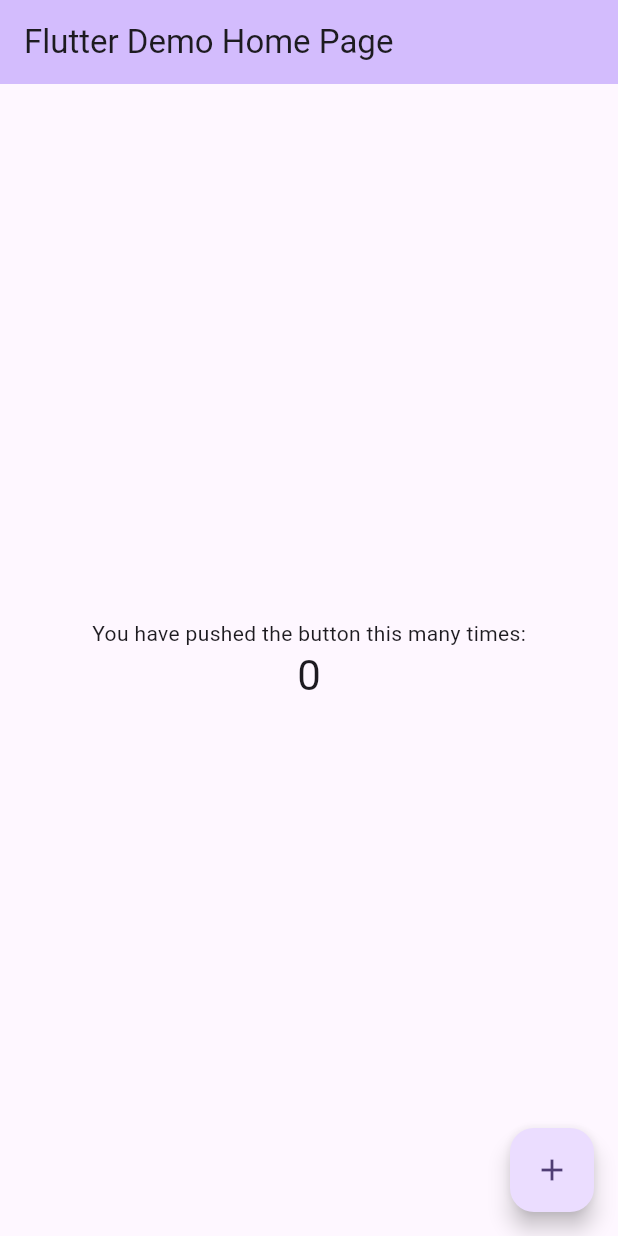
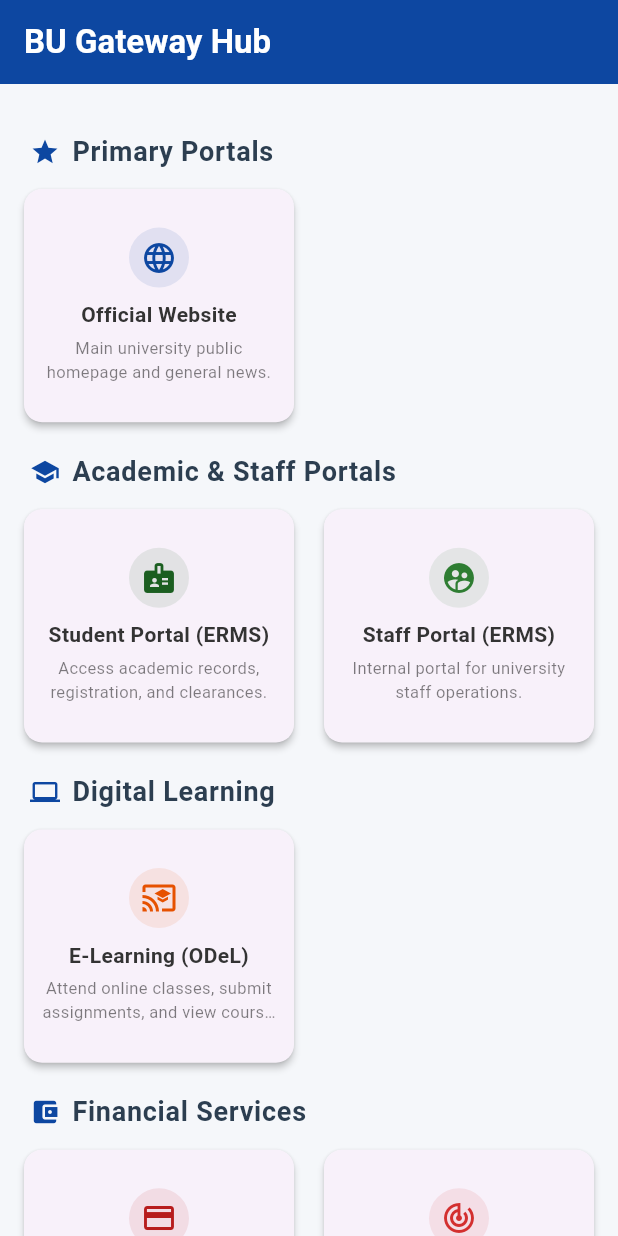
Before and after one commit to C-H-I-R-W-A/BU-Gateway, a Flutter app: the screen it shows after launch, on a phone screen of 412 x 824 dp. Run offline on Flutter 3.47's test engine with Material 3 defaults, Android fonts, the phone set to English and light mode, and no system bars.

Commit message:
feat: implement quick links data structure and dashboard UI framework

```diff
--- /dev/null
+++ b/lib/constants/links.dart
@@ -0,0 +1,139 @@
+import 'package:flutter/material.dart';
+
+class UniversityLink {
+  final String title;
+  final String url;
+  final IconData icon;
+  final String description;
+  final Color themeColor;
+
+  const UniversityLink({
+    required this.title,
+    required this.url,
+    required this.icon,
+    required this.description,
+    this.themeColor = const Color(0xFF0D47A1),
+  });
+}
+
+class LinkCategory {
+  final String name;
+  final IconData headerIcon;
+  final List<UniversityLink> links;
+
+  const LinkCategory({
+    required this.name,
+    required this.headerIcon,
+    required this.links,
+  });
+}
+
+// Grouped mapping of all 10 official Bugema University links
+const List<LinkCategory> universityLinkCategories = [
+  LinkCategory(
+    name: 'Primary Portals',
+    headerIcon: Icons.star,
+    links: [
+      UniversityLink(
+        title: 'Official Website',
+        url: 'https://bugemauniv.ac.ug/',
+        icon: Icons.language,
+        description: 'Main university public homepage and general news.',
+        themeColor: Color(0xFF0D47A1),
+      ),
+    ],
+  ),
+  LinkCategory(
+    name: 'Academic & Staff Portals',
+    headerIcon: Icons.school,
+    links: [
+      UniversityLink(
+        title: 'Student Portal (ERMS)',
+        url: 'https://erms.bugemauniv.ac.ug/student/login/',
+        icon: Icons.badge,
+        description: 'Access academic records, registration, and clearances.',
+        themeColor: Color(0xFF1B5E20),
+      ),
+      UniversityLink(
+        title: 'Staff Portal (ERMS)',
+        url: 'https://erms.bugemauniv.ac.ug/staff/login/',
+        icon: Icons.supervised_user_circle,
+        description: 'Internal portal for university staff operations.',
+        themeColor: Color(0xFF2E7D32),
+      ),
+    ],
+  ),
+  LinkCategory(
+    name: 'Digital Learning',
+    headerIcon: Icons.computer,
+    links: [
+      UniversityLink(
+        title: 'E-Learning (ODeL)',
+        url: 'https://elearning.bugemauniv.ac.ug/',
+        icon: Icons.cast_for_education,
+        description: 'Attend online classes, submit assignments, and view course notes.',
+        themeColor: Color(0xFFE65100),
+      ),
+    ],
+  ),
+  LinkCategory(
+    name: 'Financial Services',
+    headerIcon: Icons.account_balance_wallet,
+    links: [
+      UniversityLink(
+        title: 'Online Payments',
+        url: 'https://payments.bugemauniv.ac.ug/payments/',
+        icon: Icons.payment,
+        description: 'Pay tuition, functional fees, and other charges securely.',
+        themeColor: Color(0xFFB71C1C),
+      ),
+      UniversityLink(
+        title: 'Payment Status Tracker',
+        url: 'https://payments.bugemauniv.ac.ug/payments/status/',
+        icon: Icons.track_changes,
+        description: 'Verify your clearance status and check transaction histories.',
+        themeColor: Color(0xFFD32F2F),
+      ),
+    ],
+  ),
+  LinkCategory(
+    name: 'University Libraries',
+    headerIcon: Icons.local_library,
+    links: [
+      UniversityLink(
+        title: 'Main E-Library Portal',
+        url: 'http://lib.bugemauniv.ac.ug',
+        icon: Icons.menu_book,
+        description: 'Access digital libraries, global repositories, and digital resources.',
+        themeColor: Color(0xFF4A148C),
+      ),
+      UniversityLink(
+        title: 'Library Catalog (Koha OPAC)',
+        url: 'https://koha.bugemauniv.ac.ug',
+        icon: Icons.find_in_page,
+        description: 'Search physical book availability and inventory locations.',
+        themeColor: Color(0xFF6A1B9A),
+      ),
+    ],
+  ),
+  LinkCategory(
+    name: 'Research & Publications',
+    headerIcon: Icons.science,
+    links: [
+      UniversityLink(
+        title: 'Institutional Repository (BUIR)',
+        url: 'https://buir.bugemauniv.ac.ug/xmlui/',
+        icon: Icons.inventory_2,
+        description: 'Access historical university thesis papers and projects.',
+        themeColor: Color(0xFF006064),
+      ),
+      UniversityLink(
+        title: 'Scholarly Journals (OJS)',
+        url: 'https://journal.bugemauniv.ac.ug/',
+        icon: Icons.assignment,
+        description: 'Read peer-reviewed research papers and publications.',
+        themeColor: Color(0xFF00838F),
+      ),
+    ],
+  ),
+];
--- a/lib/main.dart
+++ b/lib/main.dart
@@ -1,3 +1,4 @@
+import 'package:bu_gateway/screens/home/dashboard_screen.dart';
 import 'package:flutter/material.dart';
 
 void main() {
@@ -30,7 +31,8 @@ class MyApp extends StatelessWidget {
         // tested with just a hot reload.
         colorScheme: .fromSeed(seedColor: Colors.deepPurple),
       ),
-      home: const MyHomePage(title: 'Flutter Demo Home Page'),
+      //home: const MyHomePage(title: 'Flutter Demo Home Page'),
+      home: const DashboardScreen(), // Temporarily bypass splash screen to test
     );
   }
 }
--- /dev/null
+++ b/lib/screens/home/dashboard_screen.dart
@@ -0,0 +1,150 @@
+import 'package:flutter/material.dart';
+import 'package:url_launcher/url_launcher.dart';
+import '../../constants/links.dart';
+
+class DashboardScreen extends StatelessWidget {
+  const DashboardScreen({super.key});
+
+  // Safe URL launcher function following the latest package specs
+  Future<void> _launchPortalUrl(BuildContext context, String urlString) async {
+    final Uri url = Uri.parse(urlString);
+    try {
+      // Launch in an external application (default system browser)
+      if (!await launchUrl(url, mode: LaunchMode.externalApplication)) {
+        if (context.mounted) {
+          ScaffoldMessenger.of(context).showSnackBar(
+            SnackBar(content: Text('Could not launch portal: $urlString')),
+          );
+        }
+      }
+    } catch (e) {
+      if (context.mounted) {
+        ScaffoldMessenger.of(
+          context,
+        ).showSnackBar(SnackBar(content: Text('Error opening link: $e')));
+      }
+    }
+  }
+
+  @override
+  Widget build(BuildContext context) {
+    return Scaffold(
+      backgroundColor: const Color(0xFFF5F7FA), // Light modern background
+      appBar: AppBar(
+        title: const Text(
+          'BU Gateway Hub',
+          style: TextStyle(fontWeight: FontWeight.bold, color: Colors.white),
+        ),
+        backgroundColor: const Color(0xFF0D47A1), // Official BU Blue
+        elevation: 0,
+        automaticallyImplyLeading: false,
+      ),
+      body: ListView.builder(
+        padding: const EdgeInsets.symmetric(vertical: 16.0, horizontal: 12.0),
+        itemCount: universityLinkCategories.length,
+        itemBuilder: (context, categoryIndex) {
+          final category = universityLinkCategories[categoryIndex];
+
+          return Column(
+            crossAxisAlignment: CrossAxisAlignment.start,
+            children: [
+              // Section Category Headers
+              Padding(
+                padding: const EdgeInsets.only(
+                  left: 8.0,
+                  top: 16.0,
+                  bottom: 8.0,
+                ),
+                key: ValueKey(category.name),
+                child: Row(
+                  children: [
+                    Icon(
+                      category.headerIcon,
+                      color: const Color(0xFF0D47A1),
+                      size: 20,
+                    ),
+                    const SizedBox(width: 8),
+                    Text(
+                      category.name,
+                      style: const TextStyle(
+                        fontSize: 18,
+                        fontWeight: FontWeight.bold,
+                        color: Color(0xFF2C3E50),
+                        letterSpacing: 0.5,
+                      ),
+                    ),
+                  ],
+                ),
+              ),
+              // Grid layout for links within this specific category
+              GridView.builder(
+                shrinkWrap: true,
+                physics:
+                    const NeverScrollableScrollPhysics(), // Let ListView handle scrolling
+                itemCount: category.links.length,
+                gridDelegate: const SliverGridDelegateWithFixedCrossAxisCount(
+                  crossAxisCount: 2,
+                  crossAxisSpacing: 12,
+                  mainAxisSpacing: 12,
+                  childAspectRatio: 1.15,
+                ),
+                itemBuilder: (context, linkIndex) {
+                  final link = category.links[linkIndex];
+
+                  return Card(
+                    elevation: 2,
+                    shape: RoundedRectangleBorder(
+                      borderRadius: BorderRadius.circular(12),
+                    ),
+                    child: InkWell(
+                      onTap: () => _launchPortalUrl(context, link.url),
+                      borderRadius: BorderRadius.circular(12),
+                      child: Padding(
+                        padding: const EdgeInsets.all(12.0),
+                        child: Column(
+                          mainAxisAlignment: MainAxisAlignment.center,
+                          crossAxisAlignment: CrossAxisAlignment.center,
+                          children: [
+                            CircleAvatar(
+                              backgroundColor: link.themeColor.withValues(
+                                alpha: 0.1,
+                              ),
+                              child: Icon(link.icon, color: link.themeColor),
+                            ),
+                            const SizedBox(height: 8),
+                            Text(
+                              link.title,
+                              textAlign: TextAlign.center,
+                              maxLines: 1,
+                              overflow: TextOverflow.ellipsis,
+                              style: const TextStyle(
+                                fontSize: 14,
+                                fontWeight: FontWeight.bold,
+                                color: Color(0xFF333333),
+                              ),
+                            ),
+                            const SizedBox(height: 4),
+                            Text(
+                              link.description,
+                              textAlign: TextAlign.center,
+                              maxLines: 2,
+                              overflow: TextOverflow.ellipsis,
+                              style: TextStyle(
+                                fontSize: 11,
+                                color: Colors.black.withValues(alpha: 0.5),
+                              ),
+                            ),
+                          ],
+                        ),
+                      ),
+                    ),
+                  );
+                },
+              ),
+            ],
+          );
+        },
+      ),
+    );
+  }
+}
--- a/pubspec.yaml
+++ b/pubspec.yaml
@@ -19,7 +19,7 @@ publish_to: 'none' # Remove this line if you wish to publish to pub.dev
 version: 1.0.0+1
 
 environment:
-  sdk: ^3.12.2
+  sdk: '>=3.12.0 <4.0.0'
 
 # Dependencies specify other packages that your package needs in order to work.
 # To automatically upgrade your package dependencies to the latest versions
@@ -34,6 +34,7 @@ dependencies:
   # The following adds the Cupertino Icons font to your application.
   # Use with the CupertinoIcons class for iOS style icons.
   cupertino_icons: ^1.0.8
+  url_launcher: ^6.3.2
 
 dev_dependencies:
   flutter_test:
```
Also changed, not shown: lib/screens/home/splash_screen.dart (added, +95 -0 lines), pubspec.lock, 5 other files.
